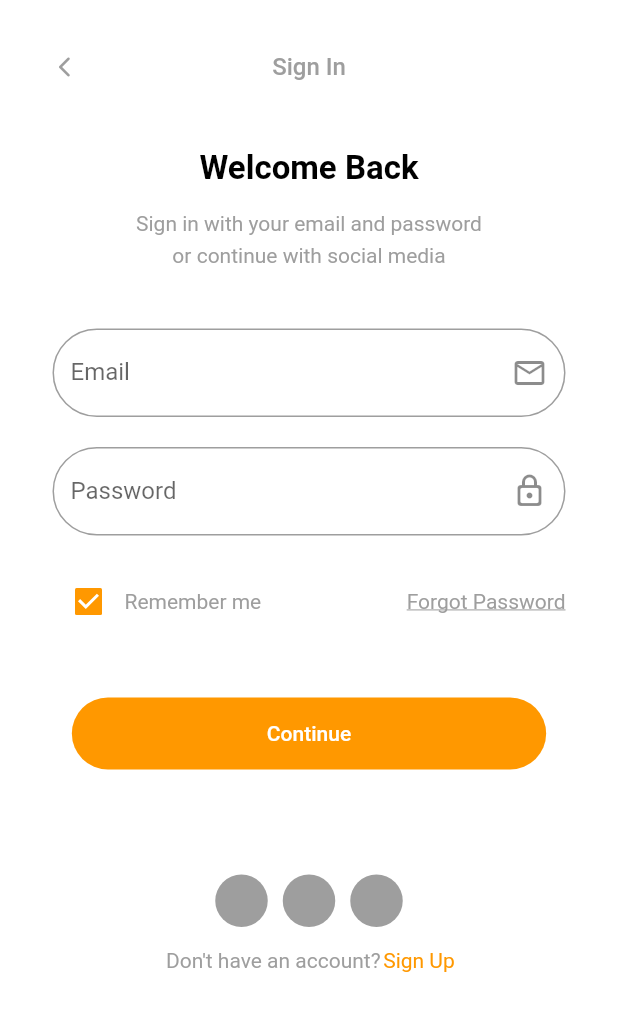
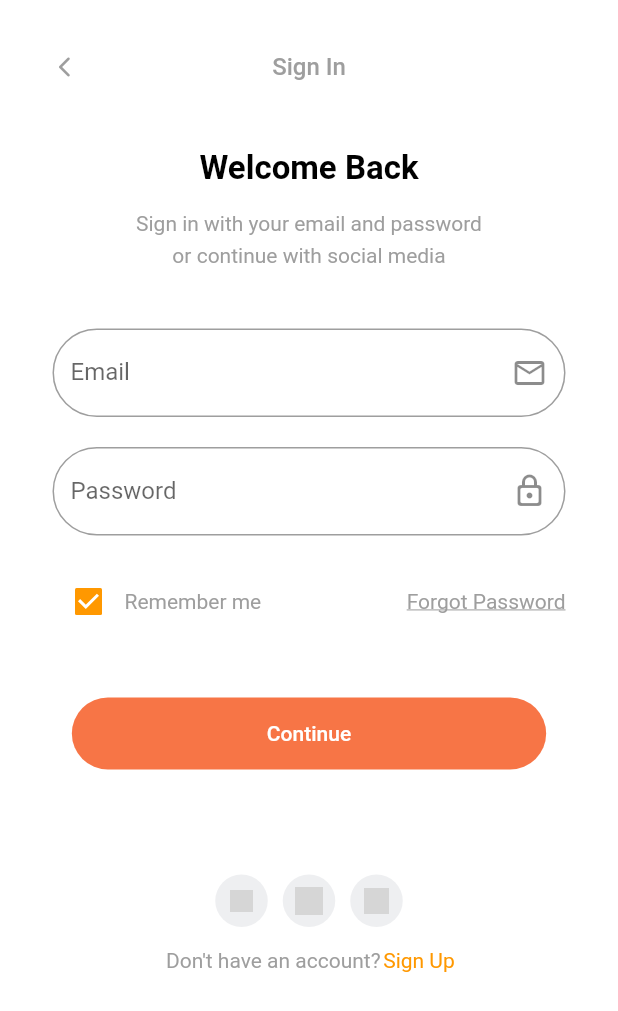
Before and after one commit to GDG-Guelmim/flutter_bootcamp_2023_ecommerce_app, a Flutter app: the screen it shows after launch, on a phone screen of 412 x 824 dp. Shown: the top 1011 px of the screen. Run offline on Flutter 3.47's test engine with Material 2 defaults, Android fonts, the phone set to English and light mode, and no system bars; grey boxes are pictures that could not be loaded.

Commit message:
add fonts, icons, colors

```diff
--- a/lib/screens/auth/signin_screen.dart
+++ b/lib/screens/auth/signin_screen.dart
@@ -115,7 +115,7 @@ class SigninScreen extends StatelessWidget {
                   onPressed: printSalam,
                   child: Text('Continue'),
                   style: TextButton.styleFrom(
-                    backgroundColor: Colors.orange,
+                    backgroundColor: Color(0xfff77546),
                     foregroundColor: Colors.white,
                     padding: EdgeInsets.symmetric(
                       horizontal: 130,
@@ -135,28 +135,34 @@ class SigninScreen extends StatelessWidget {
                     Container(
                       width: 35,
                       height: 35,
+                      padding: EdgeInsets.all(10),
                       decoration: BoxDecoration(
                         shape: BoxShape.circle,
-                        color: Colors.grey,
+                        color: Color(0xffeeeff1),
                       ),
+                      child: Image.asset("assets/icons/google.png"),
                     ),
                     SizedBox(width: 10),
                     Container(
                       width: 35,
                       height: 35,
+                      padding: EdgeInsets.all(8),
                       decoration: BoxDecoration(
                         shape: BoxShape.circle,
-                        color: Colors.grey,
+                        color: Color(0xffeeeff1),
                       ),
+                      child: Image.asset("assets/icons/facebook.png"),
                     ),
                     SizedBox(width: 10),
                     Container(
                       width: 35,
                       height: 35,
+                      padding: EdgeInsets.all(9),
                       decoration: BoxDecoration(
                         shape: BoxShape.circle,
-                        color: Colors.grey,
+                        color: Color(0xffeeeff1),
                       ),
+                      child: Image.asset("assets/icons/twitter.png"),
                     ),
                   ],
                 ),
```
